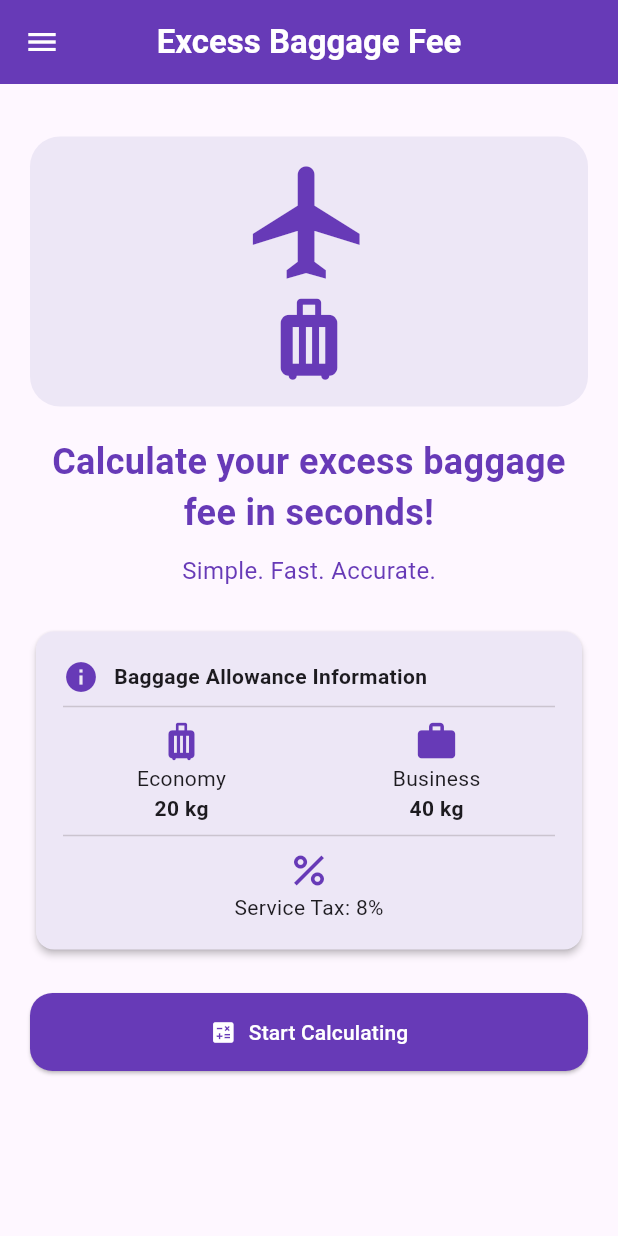
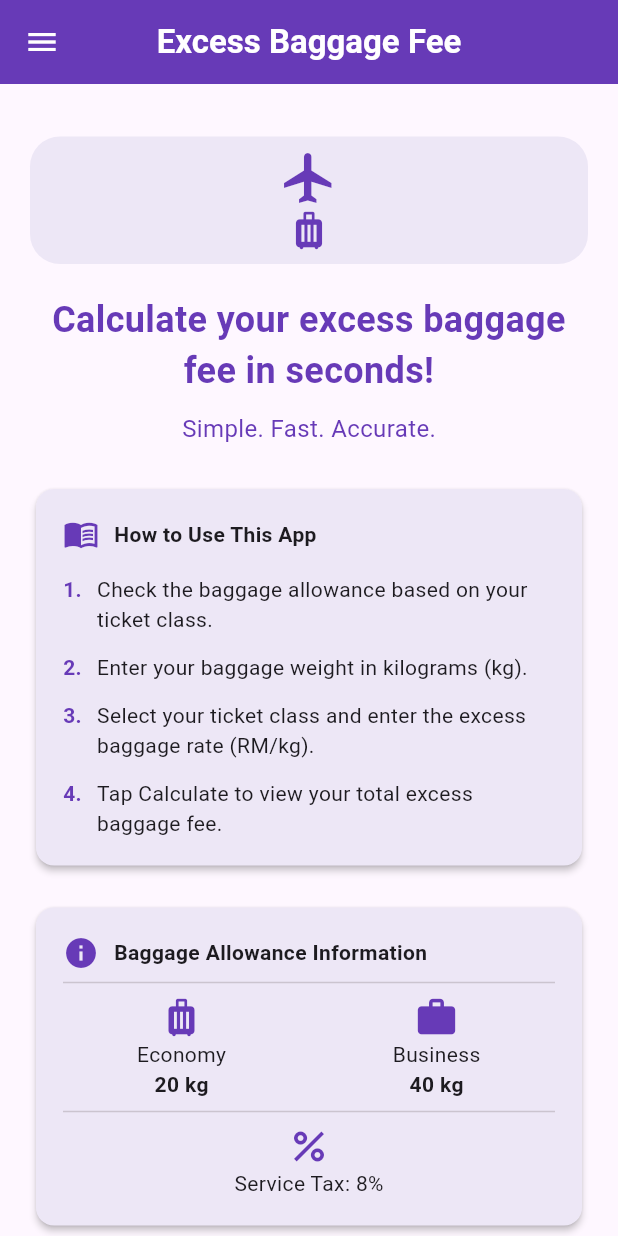
Before and after one commit to nazwaeizurin/baggage_fee_calculator, a Flutter app: the screen it shows after launch, on a phone screen of 412 x 824 dp. Run offline on Flutter 3.47's test engine with Material 3 defaults, Android fonts, the phone set to English and light mode, and no system bars.

Commit message:
Update baggage calculator validation

```diff
--- a/lib/main.dart
+++ b/lib/main.dart
@@ -13,7 +13,7 @@ class MyApp extends StatelessWidget {
     return MaterialApp(
       title: 'Excess Baggage Fee',
       debugShowCheckedModeBanner: false,
-      // Lab 5/6: warna tema aplikasi
+      // warna tema apps
       theme: ThemeData(colorSchemeSeed: Colors.deepPurple, useMaterial3: true),
       home: const HomePage(),
     );
@@ -29,6 +29,7 @@ class HomePage extends StatefulWidget {
 
 class _HomePageState extends State<HomePage> {
   // Text field controllers
+  // membaca teks yg pengguna masukkan ke dlm TextField
   final TextEditingController weightController = TextEditingController();
   final TextEditingController rateController = TextEditingController();
 
@@ -94,9 +95,7 @@ class _HomePageState extends State<HomePage> {
     );
   }
 
-  // Lab 4 + Lab 5: Check user input
   // The assignment allows decimal values such as 42.5 kg.
-
   String? checkInput(String value) {
     double? number = double.tryParse(value);
 
@@ -104,6 +103,8 @@ class _HomePageState extends State<HomePage> {
       return 'Please enter a number.';
     } else if (number == null || !number.isFinite || number < 0) {
       return 'Please enter a valid number.';
+    } else if (number > 100) {
+      return 'Maximum baggage weight is 100 kg.';
     } else if (value.contains('.') && value.split('.')[1].length > 2) {
       return 'Maximum 2 decimal places allowed.';
     }
@@ -111,6 +112,9 @@ class _HomePageState extends State<HomePage> {
     return null;
   }
 
+
+  // ambil nilai daripada TextField = "Guna .text"
+  // double.tryParse () = Menukar teks kpd nombor perpuluhan tk crash.
   void calculateFee() {
     String weightText = weightController.text.trim();
     String rateText = rateController.text.trim();
@@ -181,8 +185,7 @@ class _HomePageState extends State<HomePage> {
     });
   }
 
-  // button must open the GitHub URL.
-  // url_launcher is the one additional package beyond Labs 1-5.
+  // button must open the GitHub URL
   Future<void> openGitHub() async {
     final Uri githubUrl = Uri.parse(
       'https://github.com/nazwaeizurin/baggage_fee_calculator',
@@ -228,7 +231,7 @@ class _HomePageState extends State<HomePage> {
         centerTitle: true,
       ),
 
-      // Navigation menu (Drawer): the hamburger icon appears in the AppBar.
+      // navigation menu: the hamburger icon appears
       drawer: Drawer(
         child: ListView(
           children: [
@@ -306,7 +309,11 @@ class _HomePageState extends State<HomePage> {
   }
 
   // purple button
-  Widget purpleButton(String text, IconData icon, VoidCallback onPressed) {
+  Widget purpleButton(
+      String text,
+      IconData icon,
+      VoidCallback onPressed,
+      ) {
     return SizedBox(
       width: double.infinity,
       child: ElevatedButton.icon(
@@ -316,7 +323,7 @@ class _HomePageState extends State<HomePage> {
         style: ElevatedButton.styleFrom(
           backgroundColor: Colors.deepPurple,
           foregroundColor: Colors.white,
-          padding: const EdgeInsets.all(16),
+          padding: const EdgeInsets.all(15),
           shape: RoundedRectangleBorder(
             borderRadius: BorderRadius.circular(15),
           ),
@@ -325,10 +332,10 @@ class _HomePageState extends State<HomePage> {
     );
   }
 
-  // 1. WELCOME PAGE
   Widget buildWelcomePage() {
     return SingleChildScrollView(
-      padding: const EdgeInsets.all(20),
+      physics: const AlwaysScrollableScrollPhysics(),
+      padding: const EdgeInsets.fromLTRB(20, 20, 20, 40),
       child: Column(
         children: [
           const SizedBox(height: 15),
@@ -336,7 +343,7 @@ class _HomePageState extends State<HomePage> {
           // Welcome illustration
           Container(
             width: double.infinity,
-            height: 180,
+            height: 85,
             decoration: BoxDecoration(
               color: Colors.deepPurple.shade50,
               borderRadius: BorderRadius.circular(20),
@@ -344,8 +351,8 @@ class _HomePageState extends State<HomePage> {
             child: const Column(
               mainAxisAlignment: MainAxisAlignment.center,
               children: [
-                Icon(Icons.flight, size: 90, color: Colors.deepPurple),
-                Icon(Icons.luggage, size: 65, color: Colors.deepPurple),
+                Icon(Icons.flight, size: 40, color: Colors.deepPurple),
+                Icon(Icons.luggage, size: 30, color: Colors.deepPurple),
               ],
             ),
           ),
@@ -371,9 +378,124 @@ class _HomePageState extends State<HomePage> {
 
           const SizedBox(height: 25),
 
+          // Instruction Card
+          Card(
+            elevation: 2,
+            color: Colors.deepPurple.shade50,
+            shape: RoundedRectangleBorder(
+              borderRadius: BorderRadius.circular(12),
+            ),
+            child: Padding(
+              padding: const EdgeInsets.all(18),
+              child: Column(
+                crossAxisAlignment: CrossAxisAlignment.start,
+                children: [
+                  const Row(
+                    children: [
+                      Icon(Icons.menu_book, color: Colors.deepPurple),
+                      SizedBox(width: 10),
+                      Text(
+                        'How to Use This App',
+                        style: TextStyle(
+                          fontWeight: FontWeight.bold,
+                        ),
+                      ),
+                    ],
+                  ),
+
+                  const SizedBox(height: 15),
+
+                  const Row(
+                    crossAxisAlignment: CrossAxisAlignment.start,
+                    children: [
+                      Text(
+                        '1.',
+                        style: TextStyle(
+                          fontWeight: FontWeight.bold,
+                          color: Colors.deepPurple,
+                        ),
+                      ),
+                      SizedBox(width: 10),
+                      Expanded(
+                        child: Text(
+                          'Check the baggage allowance based on your ticket class.',
+                        ),
+                      ),
+                    ],
+                  ),
+
+                  const SizedBox(height: 12),
+
+                  const Row(
+                    crossAxisAlignment: CrossAxisAlignment.start,
+                    children: [
+                      Text(
+                        '2.',
+                        style: TextStyle(
+                          fontWeight: FontWeight.bold,
+                          color: Colors.deepPurple,
+                        ),
+                      ),
+                      SizedBox(width: 10),
+                      Expanded(
+                        child: Text(
+                          'Enter your baggage weight in kilograms (kg).',
+                        ),
+                      ),
+                    ],
+                  ),
+
+                  const SizedBox(height: 12),
+
+                  const Row(
+                    crossAxisAlignment: CrossAxisAlignment.start,
+                    children: [
+                      Text(
+                        '3.',
+                        style: TextStyle(
+                          fontWeight: FontWeight.bold,
+                          color: Colors.deepPurple,
+                        ),
+                      ),
+                      SizedBox(width: 10),
+                      Expanded(
+                        child: Text(
+                          'Select your ticket class and enter the excess baggage rate (RM/kg).',
+                        ),
+                      ),
+                    ],
+                  ),
+
+                  const SizedBox(height: 12),
+
+                  const Row(
+                    crossAxisAlignment: CrossAxisAlignment.start,
+                    children: [
+                      Text(
+                        '4.',
+                        style: TextStyle(
+                          fontWeight: FontWeight.bold,
+                          color: Colors.deepPurple,
+                        ),
+                      ),
+                      SizedBox(width: 10),
+                      Expanded(
+                        child: Text(
+                          'Tap Calculate to view your total excess baggage fee.',
+                        ),
+                      ),
+                    ],
+                  ),
+                ],
+              ),
+            ),
+          ),
+
+          const SizedBox(height: 20),
+
           // Baggage allowance information
           Card(
-            elevation: 2, // Lab 7: subtle Material card shadow.
+            elevation: 2,
             color: Colors.deepPurple.shade50,
             child: Padding(
               padding: const EdgeInsets.all(18),
@@ -394,13 +516,15 @@ class _HomePageState extends State<HomePage> {
 
                   const Divider(),
 
-                  // Lab 7: Responsive baggage information
+                  // Responsive baggage information
                   LayoutBuilder(
                     builder: (context, constraints) {
                       double itemWidth = constraints.maxWidth;
+
                       if (constraints.maxWidth >= 300) {
                         itemWidth = (constraints.maxWidth - 12) / 2;
                       }
+
                       return Wrap(
                         spacing: 12,
                         runSpacing: 12,
@@ -417,11 +541,14 @@ class _HomePageState extends State<HomePage> {
                                 Text('Economy'),
                                 Text(
                                   '20 kg',
-                                  style: TextStyle(fontWeight: FontWeight.bold),
+                                  style: TextStyle(
+                                    fontWeight: FontWeight.bold,
+                                  ),
                                 ),
                               ],
                             ),
                           ),
+
                           SizedBox(
                             width: itemWidth,
                             child: const Column(
@@ -434,7 +561,9 @@ class _HomePageState extends State<HomePage> {
                                 Text('Business'),
                                 Text(
                                   '40 kg',
-                                  style: TextStyle(fontWeight: FontWeight.bold),
+                                  style: TextStyle(
+                                    fontWeight: FontWeight.bold,
+                                  ),
                                 ),
                               ],
                             ),
@@ -446,7 +575,11 @@ class _HomePageState extends State<HomePage> {
 
                   const Divider(),
 
-                  const Icon(Icons.percent, color: Colors.deepPurple, size: 30),
+                  const Icon(
+                    Icons.percent,
+                    color: Colors.deepPurple,
+                    size: 30,
+                  ),
 
                   const Text('Service Tax: 8%'),
                 ],
@@ -461,6 +594,8 @@ class _HomePageState extends State<HomePage> {
               currentScreen = 'calculator';
             });
           }),
+
+          const SizedBox(height: 20),
         ],
       ),
     );
@@ -514,7 +649,7 @@ class _HomePageState extends State<HomePage> {
               });
             },
 
-            keyboardType: const TextInputType.numberWithOptions(decimal: true),
+            keyboardType: TextInputType.text,
             decoration: InputDecoration(
               hintText: 'e.g. 25.00',
               prefixIcon: const Icon(Icons.luggage),
@@ -586,7 +721,7 @@ class _HomePageState extends State<HomePage> {
               });
             },
 
-            keyboardType: const TextInputType.numberWithOptions(decimal: true),
+            keyboardType: TextInputType.text,
             decoration: InputDecoration(
               hintText: 'e.g. 15.00',
               prefixIcon: const Icon(Icons.sell),
@@ -773,23 +908,17 @@ class _HomePageState extends State<HomePage> {
   }
 
   // 5. ABOUT PAGE
+
   Widget buildAboutPage() {
     return SingleChildScrollView(
       padding: const EdgeInsets.all(20),
       child: Column(
         children: [
-          const SizedBox(height: 20),
+          const SizedBox(height: 15),
 
-          // Lab 6: show application icon or a fallback icon.
-          Image.asset(
-            'assets/icon/icon.png',
-            width: 110,
-            height: 110,
-            errorBuilder: (context, error, stack) =>
-                const Icon(Icons.luggage, size: 110),
-          ),
+          Image.asset('assets/icon/passport.jpeg', width: 110, height: 110),
 
-          const SizedBox(height: 20),
+          const SizedBox(height: 15),
 
           const Text(
             'Excess Baggage Fee Calculator',
@@ -808,10 +937,18 @@ class _HomePageState extends State<HomePage> {
             style: TextStyle(color: Colors.deepPurple),
           ),
 
-          const SizedBox(height: 25),
+          const SizedBox(height: 20),
 
-          const Divider(),
-
+          // Author Information Card
+          SizedBox(
+            width: double.infinity,
+            child: Card(
+              elevation: 2,
+              color: Colors.deepPurple.shade50,
+              child: Padding(
+                padding: const EdgeInsets.all(10),
+                child: Column(
+                  children: [
                     const Text(
                       'Author Information',
                       style: TextStyle(
@@ -821,11 +958,14 @@ class _HomePageState extends State<HomePage> {
                       ),
                     ),
 
-          const SizedBox(height: 15),
+                    const Divider(),
 
                     const ListTile(
                       leading: Icon(Icons.person, color: Colors.deepPurple),
-            title: Text('Name', style: TextStyle(fontWeight: FontWeight.bold)),
+                      title: Text(
+                        'Name',
+                        style: TextStyle(fontWeight: FontWeight.bold),
+                      ),
                       subtitle: Text('NAZWA EIZURIN BINTI ROZMAN'),
                     ),
 
@@ -848,36 +988,44 @@ class _HomePageState extends State<HomePage> {
                         'CS251 - Bachelor of Computer Science (Hons.) Netcentric Computing',
                       ),
                     ),
-
-          const Divider(),
-
-          const SizedBox(height: 15),
-
-          const Text(
-            '© 2026. All rights reserved.',
-            style: TextStyle(color: Colors.grey),
+                  ],
+                ),
+              ),
+            ),
           ),
 
           const SizedBox(height: 15),
 
-          // GitHub button: opens the real repository using url_launcher.
+          // GitHub Card
+          SizedBox(
+            width: double.infinity,
+            child: Card(
+              elevation: 2,
+              color: Colors.deepPurple.shade50,
+              child: Padding(
+                padding: const EdgeInsets.all(15),
+                child: Column(
+                  children: [
+                    const Text(
+                      'My GitHub Repository',
+                      style: TextStyle(
+                        fontWeight: FontWeight.bold,
+                        color: Colors.deepPurple,
+                      ),
+                    ),
+
+                    const SizedBox(height: 10),
+
                     OutlinedButton.icon(
                       onPressed: openGitHub,
                       icon: Image.asset(
                         'assets/icon/github.png',
                         width: 24,
                         height: 24,
-              errorBuilder: (context, error, stack) =>
-                  const Icon(Icons.code, size: 24),
                       ),
-            label: const Text(
-              'nazwaeizurin',
-              style: TextStyle(fontWeight: FontWeight.bold),
-            ),
-            style: OutlinedButton.styleFrom(foregroundColor: Colors.deepPurple),
+                      label: const Text('nazwaeizurin'),
                     ),
 
-          // clickable repository URL too.
                     TextButton(
                       onPressed: openGitHub,
                       child: const Text(
@@ -888,6 +1036,18 @@ class _HomePageState extends State<HomePage> {
                     ),
                   ],
                 ),
+              ),
+            ),
+          ),
+
+          const SizedBox(height: 15),
+
+          const Text(
+            '© 2026. All rights reserved.',
+            style: TextStyle(color: Colors.grey),
+          ),
+        ],
+      ),
     );
   }
 }
```
Lines whose indentation alone changed are shown as unchanged.
